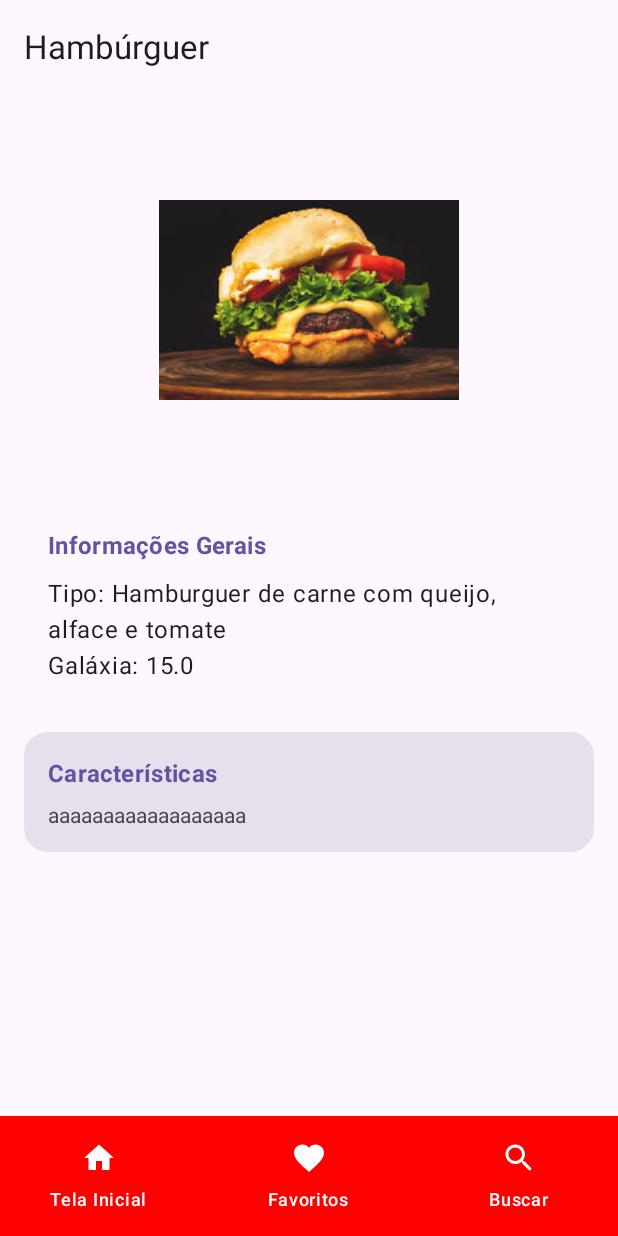
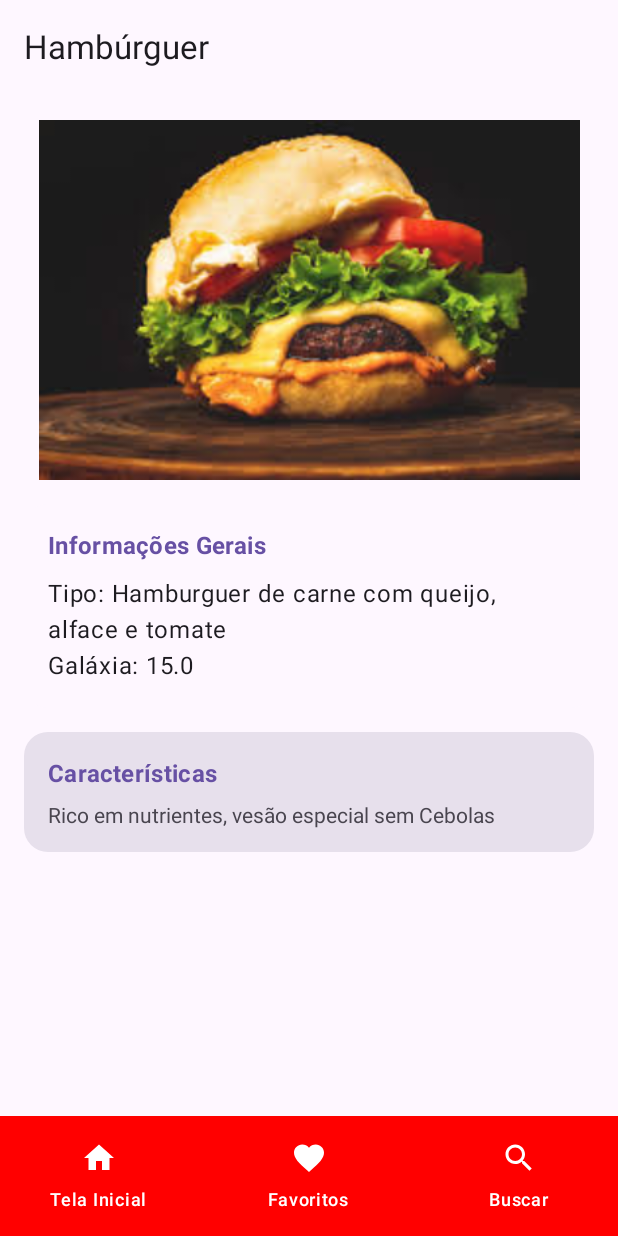
Before and after one commit to FGabriel-Lima/QuixaFood, an Android app built with Jetpack Compose: the screen it shows after launch (MainActivity), after a tap on "Ver Detalhes", on a phone screen of 412 x 824 dp. Run offline under Robolectric (Android 15) with nearby library versions, the phone set to English and light mode, and no system bars.

Commit message:
fix/tamanho da imagem

```diff
--- a/app/src/main/java/com/example/quixafood/ui/screens/DetailsScreen.kt
+++ b/app/src/main/java/com/example/quixafood/ui/screens/DetailsScreen.kt
@@ -59,7 +59,7 @@ fun DetailsScreen(item: Itens) {
                     painter = painterResource(id = item.imageRes),
                     contentDescription = "Imagem de ${item.name}",
                     modifier = Modifier
-                        .size(200.dp)
+                        .size(400.dp)
 //                        .clip(CircleShape)
                 )
             }
@@ -114,7 +114,7 @@ fun DetailsScreen(item: Itens) {
 //                        style = MaterialTheme.typography.bodyMedium,
 //                        lineHeight = 20.sp
 //                    )
-                    Text("aaaaaaaaaaaaaaaaaa")
+                    Text("Rico em nutrientes, vesão especial sem Cebolas")
                 }
             }
         }
```
Also changed, not shown: app/src/main/java/com/example/quixafood/ui/components/ItemDetailsActivity.kt (added).
